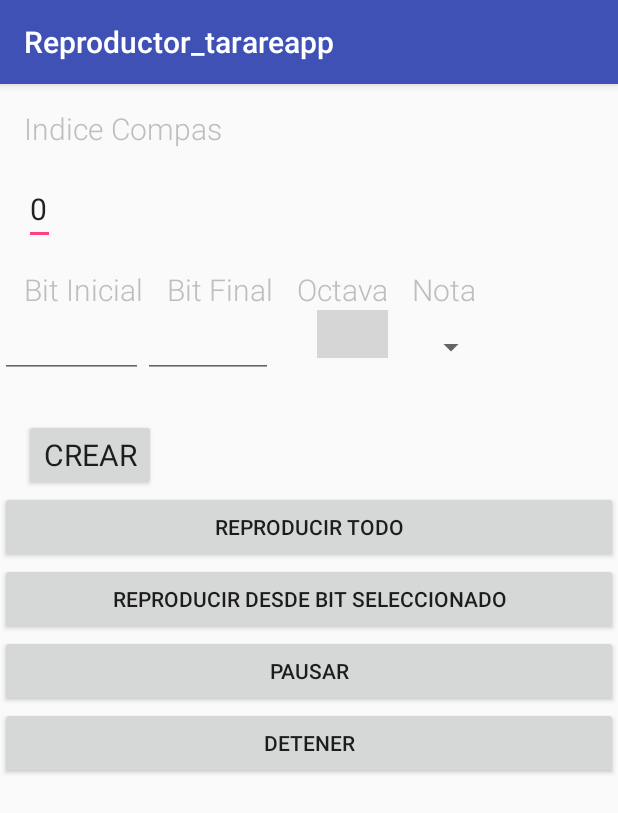
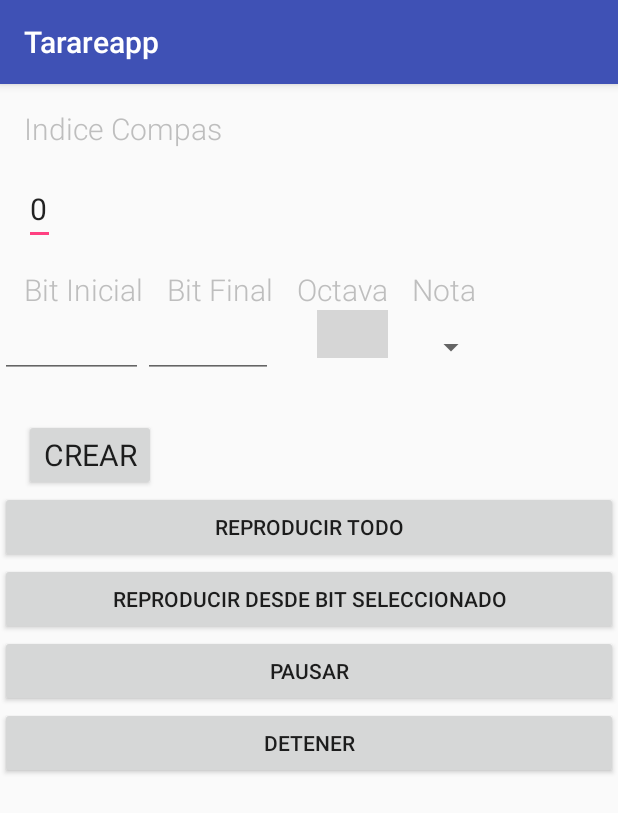
Before and after one commit to aci10/Reproductor, an Android app: the screen it shows after launch (MainActivity), on a phone screen of 412 x 824 dp. Shown: the top 813 px of the screen. Run offline under Robolectric (Android 15) with nearby library versions, the phone set to English and light mode, and no system bars; grey boxes are pictures that could not be loaded.

Commit message:
Primera subida Reproductor

```diff
--- a/app/src/main/res/values/strings.xml
+++ b/app/src/main/res/values/strings.xml
@@ -1,3 +1,20 @@
 <resources>
-    <string name="app_name">Reproductor_tarareapp</string>
+    <string name="app_name">Tarareapp</string>
+    <string name="prompt_notas">Escoge una Nota</string>
+
+    <string-array name="array_notas">
+        <item>C</item>
+        <item>C#</item>
+        <item>D</item>
+        <item>D#</item>
+        <item>E</item>
+        <item>F</item>
+        <item>F#</item>
+        <item>G</item>
+        <item>G#</item>
+        <item>A</item>
+        <item>A#</item>
+        <item>B</item>
+    </string-array>
+
 </resources>
```
